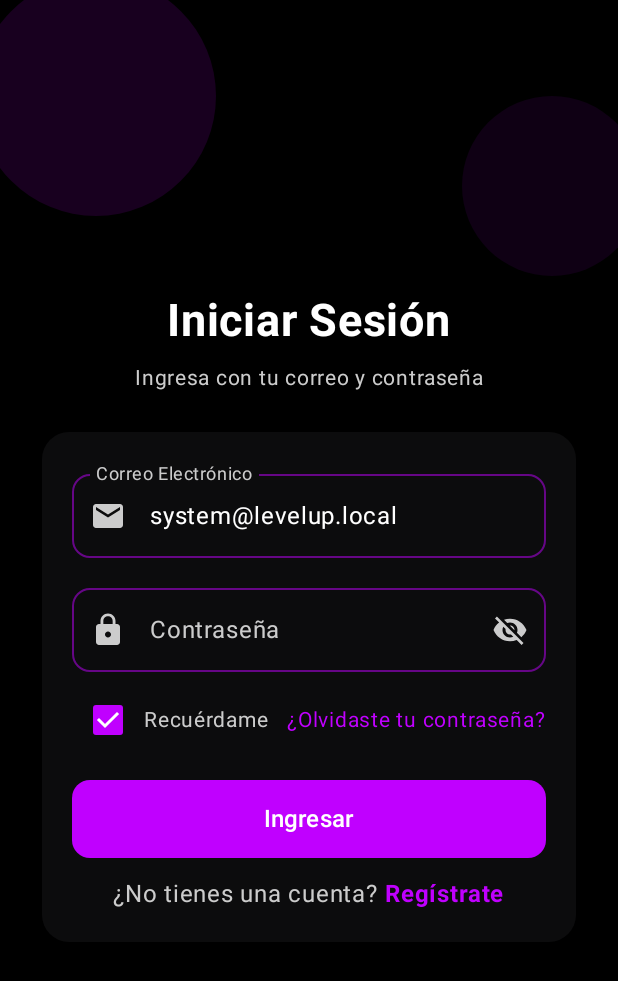
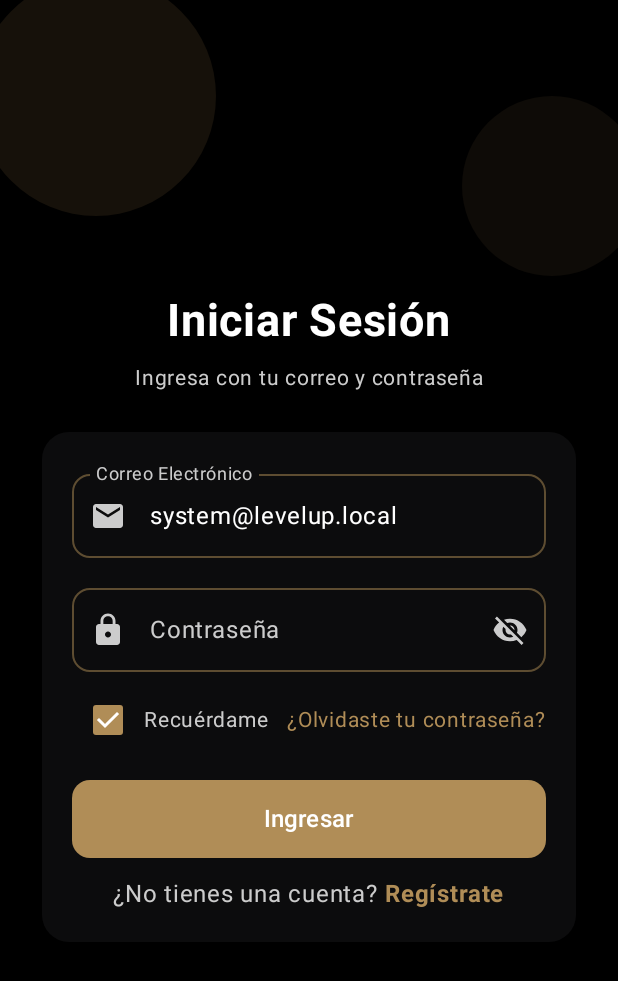
Before and after one commit to NerDuocuc/AppMilSabores, an Android app built with Jetpack Compose: the screen it shows after launch (MainActivity), on a phone screen of 412 x 824 dp. Shown: the top 981 px of the screen. Run offline under Robolectric (Android 15) with nearby library versions, the phone set to English and light mode, and no system bars; our stand-ins replace Room's generated code.

Commit message:
Colores
Colores de la app cambiados desde theme.Theme y theme.Color

```diff
--- a/app/src/main/java/com/example/appmilsabores/presentation/ui/theme/Color.kt
+++ b/app/src/main/java/com/example/appmilsabores/presentation/ui/theme/Color.kt
@@ -3,15 +3,30 @@ package com.example.appmilsabores.presentation.ui.theme
 
 import androidx.compose.ui.graphics.Color
 
-val Purple80 = Color(0xFFD0BCFF)
-val PurpleGrey80 = Color(0xFFCCC2DC)
-val Pink80 = Color(0xFFEFB8C8)
+val WebFondoClaro = Color(0xFFFFFFFF)       // --color-background: #ffffff
+val WebTextoPrincipal = Color(0xFF1A1A1A)   // --color-text-primary: #1a1a1a
+val WebAcentoPrincipal = Color(0xFFB08D57) // --accent-main: #b08d57
+val WebAcentoOscuro = Color(0xFF6B3E26)     // --accent-dark: #6b3e26
 
-val Purple40 = Color(0xFF6650a4)
-val PurpleGrey40 = Color(0xFF625b71)
-val Pink40 = Color(0xFF7D5260)
+// Color de fondo principal
+val PureBlackBackground = WebFondoClaro
 
-val PureBlackBackground = Color.Black
-val TopBarAndDrawerColor = Color.Black.copy(alpha = 0.85f)
-val PrimaryPurple = Color(0xFFC000FF)
-val CardBackgroundColor = Color(0xFF2C2C2C)
+// Color de tarjetas y superficies
+val CardBackgroundColor = WebFondoClaro
+
+// Color de acento principal
+val PrimaryPurple = WebAcentoPrincipal
+
+// Color de textos principales
+val MainTextColor = WebTextoPrincipal
+
+
+// Colores que se pueden ignorar
+
+val BackgroundColor = Color(0xFF1CB1EF) // Ignorado
+val TopBarAndDrawerColor = Color.Black.copy(alpha = 0.85f) // Ignorado
+val PurpleGrey80 = Color(0xFFCCC2DC) // Ignorado
+val Pink80 = Color(0xFFEFB8C8) // Ignorado
+val Purple40 = Color(0xFF6650a4) // Ignorado
+val PurpleGrey40 = Color(0xFF625b71) // Ignorado
+val Pink40 = Color(0xFF7D5260) // Ignorado
--- a/app/src/main/java/com/example/appmilsabores/presentation/ui/theme/Theme.kt
+++ b/app/src/main/java/com/example/appmilsabores/presentation/ui/theme/Theme.kt
@@ -1,30 +1,30 @@
-// --- ESTA ES LA RUTA DE PAQUETE CORRECTA ---
 package com.example.appmilsabores.presentation.ui.theme
 
 import androidx.compose.material3.MaterialTheme
-import androidx.compose.material3.darkColorScheme
+import androidx.compose.material3.darkColorScheme // Puedes cambiarlo a lightColorScheme si lo prefieres
 import androidx.compose.runtime.Composable
-import androidx.compose.ui.graphics.Color
 
-private val DarkColorScheme = darkColorScheme(
-    primary = PrimaryPurple,       // Color principal para botones, bordes activos, etc.
-    secondary = CardBackgroundColor, // Color secundario para elementos como chips.
-    background = PureBlackBackground,  // Color de fondo principal de la app.
-    surface = CardBackgroundColor,     // Color de superficie para tarjetas, menús, etc.
-    onPrimary = Color.White,       // Color del texto sobre el color primario (ej. en un botón).
-    onSecondary = Color.White,     // Color del texto sobre el color secundario.
-    onBackground = Color.White,    // Color del texto sobre el color de fondo.
-    onSurface = Color.White        // Color del texto sobre las superficies.
+
+private val AppColorScheme = darkColorScheme( // Cambiado de 'DarkColorScheme' para evitar confusión
+    primary = PrimaryPurple,       // Usará el nuevo valor #B08D57
+    secondary = CardBackgroundColor, // Usará el nuevo valor #FFFFFF (o el secundario que definas)
+    background = PureBlackBackground,  // Usará el nuevo valor #FFFFFF
+    surface = CardBackgroundColor,     // Usará el nuevo valor #FFFFFF
+
+
+    onPrimary = WebFondoClaro,      // Texto blanco sobre el botón de acento
+    onSecondary = MainTextColor,
+    onBackground = MainTextColor,   // Texto oscuro sobre el fondo blanco
+    onSurface = MainTextColor       // Texto oscuro sobre las tarjetas blancas
 )
 
 @Composable
 fun AppMilSaboresTheme(
-    // Forzamos el tema oscuro para mantener la estética de la app
+    //  Tema "oscuro" por simplicidad, aunque los colores son claros
     darkTheme: Boolean = true,
     content: @Composable () -> Unit
 ) {
-    // Usamos siempre nuestro DarkColorScheme personalizado
-    val colorScheme = DarkColorScheme
+    val colorScheme = AppColorScheme // Usamos nuestro esquema de colores actualizado
 
     MaterialTheme(
         colorScheme = colorScheme,
```
Also changed, not shown: 33 other files.
